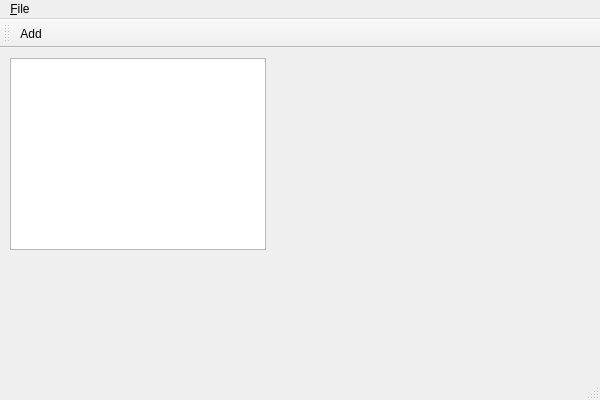
Old version of the form source/mainwindow.ui in the repository martin-kudlicka/ram-disk.
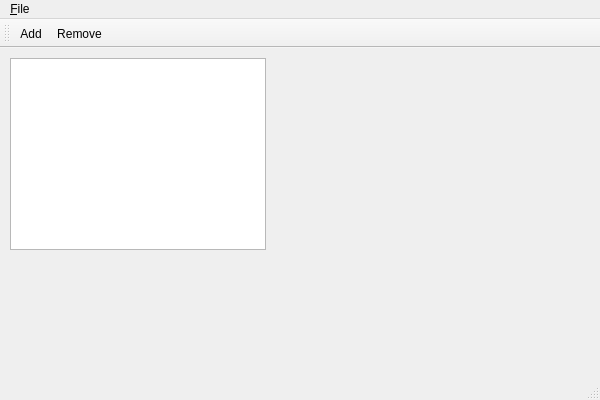
New version of the form.

Commit message: + remove disk

Diff of the .ui file:
```diff
--- a/source/mainwindow.ui
+++ b/source/mainwindow.ui
@@ -56,6 +56,7 @@
     <bool>false</bool>
    </attribute>
    <addaction name="actionAddRamDisk"/>
+   <addaction name="actionRemoveRamDisk"/>
   </widget>
   <widget class="QStatusBar" name="statusBar"/>
   <action name="actionE_xit">
@@ -68,6 +69,11 @@
     <string>&amp;Add</string>
    </property>
   </action>
+  <action name="actionRemoveRamDisk">
+   <property name="text">
+    <string>&amp;Remove</string>
+   </property>
+  </action>
  </widget>
  <layoutdefault spacing="6" margin="11"/>
  <resources>
```
The commit also changes 4 other files.
